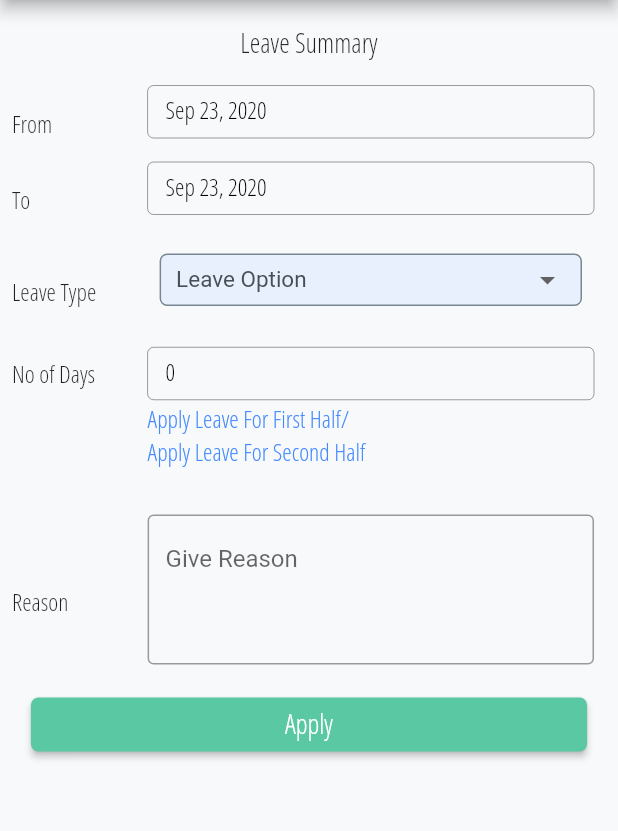
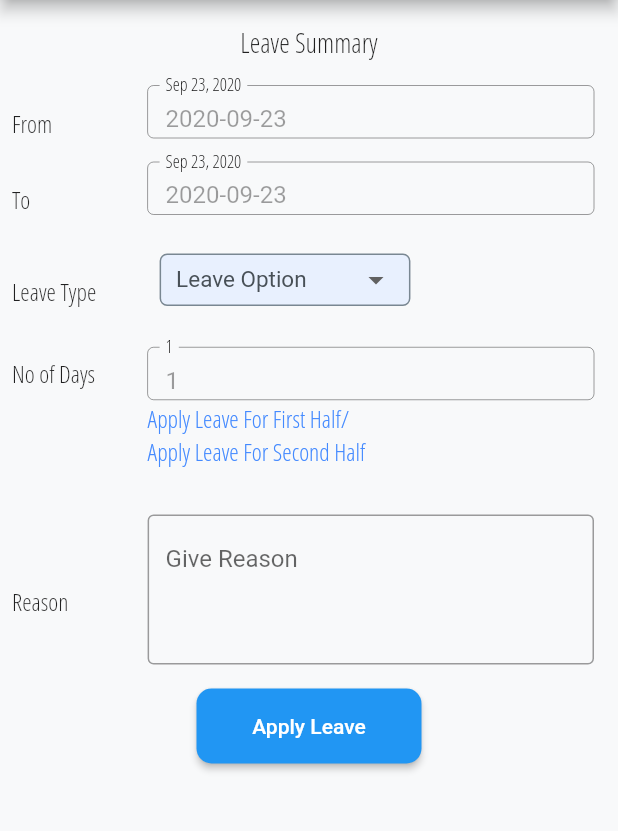
Before and after one commit to flutterexcel/flutter_excellence_hr, a Flutter app: the ApplyLeave screen opened directly, on a phone screen of 412 x 824 dp, the part 84-915 px from its top. Run offline on Flutter 3.47's test engine with Material 2 defaults, Android fonts, the phone set to English and light mode, and no system bars; drawn by our look-alikes of rounded_loading_button; our stand-ins replace bloc, datetime_picker_formfield, dotted_border, equatable, flutter_bloc, flutter_staggered_animations and 5 more; accounts and stored records are empty.

Commit message:
complete integration

```diff
--- a/lib/model/attendance/month_attendance.dart
+++ b/lib/model/attendance/month_attendance.dart
@@ -199,7 +199,7 @@ class Attendance {
   String dayText;
   String inTime;
   String outTime;
-  String totalTime;
+  var totalTime;
   var extraTime;
   String text;
   var adminAlert;
--- /dev/null
+++ b/lib/model/attendance/user_rh.dart
@@ -0,0 +1,70 @@
+class UserRh {
+  int error;
+  List<Data> data;
+
+  UserRh({this.error, this.data});
+
+  UserRh.fromJson(Map<String, dynamic> json) {
+    error = json['error'];
+    if (json['data'] != null) {
+      data = new List<Data>();
+      json['data'].forEach((v) {
+        data.add(new Data.fromJson(v));
+      });
+    }
+  }
+
+  Map<String, dynamic> toJson() {
+    final Map<String, dynamic> data = new Map<String, dynamic>();
+    data['error'] = this.error;
+    if (this.data != null) {
+      data['data'] = this.data.map((v) => v.toJson()).toList();
+    }
+    return data;
+  }
+}
+
+class Data {
+  String id;
+  String name;
+  String date;
+  String type;
+  String typeText;
+  String rawDate;
+  String day;
+  String month;
+
+  Data(
+      {this.id,
+      this.name,
+      this.date,
+      this.type,
+      this.typeText,
+      this.rawDate,
+      this.day,
+      this.month});
+
+  Data.fromJson(Map<String, dynamic> json) {
+    id = json['id'];
+    name = json['name'];
+    date = json['date'];
+    type = json['type'];
+    typeText = json['type_text'];
+    rawDate = json['raw_date'];
+    day = json['day'];
+    month = json['month'];
+  }
+
+  Map<String, dynamic> toJson() {
+    final Map<String, dynamic> data = new Map<String, dynamic>();
+    data['id'] = this.id;
+    data['name'] = this.name;
+    data['date'] = this.date;
+    data['type'] = this.type;
+    data['type_text'] = this.typeText;
+    data['raw_date'] = this.rawDate;
+    data['day'] = this.day;
+    data['month'] = this.month;
+    return data;
+  }
+}
--- a/lib/screens/mydocuments/documents.dart
+++ b/lib/screens/mydocuments/documents.dart
@@ -1,6 +1,6 @@
 import 'package:flutter/material.dart';
 import 'package:flutter_excellence_hr/resources/app_colors.dart';
-import 'package:flutter_excellence_hr/screens/navigate/dropdown_inventory.dart';
+import 'package:flutter_excellence_hr/widgets/apply_leave_widgets/dropdown_rh.dart';
 import 'package:flutter_excellence_hr/screens/navigate/navigate.dart';
 import 'package:flutter_excellence_hr/widgets/appbar.dart';
 import 'package:flutter_excellence_hr/widgets/document_widgets/document_widgets.dart';
--- a/lib/screens/navigate/dropdown_inventory.dart
+++ /dev/null
@@ -1,83 +0,0 @@
-import 'package:flutter/material.dart';
-import 'package:flutter_excellence_hr/resources/app_colors.dart';
-
-class DropDown extends StatefulWidget {
-  @override
-  _DropDownState createState() => _DropDownState();
-}
-
-class _DropDownState extends State<DropDown> {
-  List<ListItem> _dropdownItems = [
-    ListItem(1, "Leave Option"),
-    ListItem(2, "Casual"),
-    ListItem(3, "Sick"),
-    ListItem(4, "RH Compansation")
-
-  ];
-
-  List<DropdownMenuItem<ListItem>> _dropdownMenuItems;
-  ListItem _selectedItem;
-
-  void initState() {
-    super.initState();
-    _dropdownMenuItems = buildDropDownMenuItems(_dropdownItems);
-    _selectedItem = _dropdownMenuItems[0].value;
-  }
-
-  List<DropdownMenuItem<ListItem>> buildDropDownMenuItems(List listItems) {
-    List<DropdownMenuItem<ListItem>> items = List();
-    for (ListItem listItem in listItems) {
-      items.add(
-        DropdownMenuItem(
-          child: Text(listItem.name,style: TextStyle(fontSize:15),),
-          value: listItem,
-        ),
-      );
-    }
-    return items;
-  }
-
-  @override
-  Widget build(BuildContext context) {
-    return Row(
-      crossAxisAlignment: CrossAxisAlignment.center,
-      children: [
-        Expanded(
-          child: Padding(
-            padding: const EdgeInsets.all(8.0),
-            child: Container(
-              height: 35,
-            //  margin: EdgeInsets.fromLTRB(8, 0, 8, 0),
-              width: MediaQuery.of(context).size.width,
-              padding: const EdgeInsets.only(left: 10.0, right: 10.0),
-              decoration: BoxDecoration(
-                  borderRadius: BorderRadius.circular(5.0),
-                  //color: Colors.cyan,
-                  border: Border.all(width: 1, color: AppColors.DARK_GREY),color: AppColors.EDIT_TEXT_COLOR),
-              child: DropdownButtonHideUnderline(
-                child: DropdownButton<ListItem>(
-                  value: _selectedItem,
-                  items: _dropdownMenuItems,
-                  onChanged: (value) {
-                    setState(() {
-                      _selectedItem = value;
-                    });
-                  },
-                  style: TextStyle(
-                      color: AppColors.LIGHTBLACK_COLOR, fontSize: 20),
-                ),
-              ),
-            ),
-          ),
-        ),
-      ],
-    );
-  }
-}
-
-class ListItem {
-  int value;
-  String name;
-  String color;
-  ListItem(this.value, this.name);
-}
--- /dev/null
+++ b/lib/widgets/apply_leave_widgets/dropdown_rh.dart
@@ -0,0 +1,152 @@
+import 'package:flutter/material.dart';
+import 'package:flutter_excellence_hr/model/attendance/user_rh.dart';
+import 'package:flutter_excellence_hr/resources/app_colors.dart';
+import 'package:flutter_excellence_hr/services/attendance/get_user_rh.dart';
+
+class DropDown extends StatefulWidget {
+  final Function(String) onLeaveChange;
+  final Function(String) onRHChange;
+  const DropDown({this.onLeaveChange, this.onRHChange});
+
+  @override
+  _DropDownState createState() => _DropDownState(onLeaveChange: (String leave) {
+        onLeaveChange(leave);
+      }, onRHChange: (String rh) {
+        onRHChange(rh);
+      });
+}
+
+class _DropDownState extends State<DropDown> {
+  final Function(String) onLeaveChange;
+  final Function(String) onRHChange;
+  _DropDownState({this.onLeaveChange, this.onRHChange});
+  List<ListItem> _dropdownItems = [
+    ListItem(1, "Leave Option"),
+    ListItem(2, "Casual"),
+    ListItem(3, "Sick"),
+    ListItem(4, "RH Compansation")
+  ];
+  bool showRH = false;
+  List<DropdownMenuItem<ListItem>> _dropdownMenuItems;
+  ListItem _selectedItem;
+  bool showRh = false;
+  var data;
+  GetUserRh api = GetUserRh();
+
+  void initState() {
+    super.initState();
+    _dropdownMenuItems = buildDropDownMenuItems(_dropdownItems);
+    _selectedItem = _dropdownMenuItems[0].value;
+  }
+
+  List<Data> _data = [];
+  String selectedRH;
+
+  List<DropdownMenuItem<ListItem>> buildDropDownMenuItems(List listItems) {
+    List<DropdownMenuItem<ListItem>> items = List();
+    for (ListItem listItem in listItems) {
+      items.add(
+        DropdownMenuItem(
+          child: Text(
+            listItem.name,
+            style: TextStyle(fontSize: 15),
+          ),
+          value: listItem,
+        ),
+      );
+    }
+    return items;
+  }
+
+  @override
+  Widget build(BuildContext context) {
+    return Row(
+      crossAxisAlignment: CrossAxisAlignment.center,
+      children: [
+        Container(
+          child: Padding(
+            padding: const EdgeInsets.all(8.0),
+            child: Container(
+              height: 35,
+              padding: const EdgeInsets.only(left: 10.0, right: 10.0),
+              decoration: BoxDecoration(
+                  borderRadius: BorderRadius.circular(5.0),
+                  //color: Colors.cyan,
+                  border: Border.all(width: 1, color: AppColors.DARK_GREY),
+                  color: AppColors.EDIT_TEXT_COLOR),
+              child: DropdownButtonHideUnderline(
+                child: DropdownButton<ListItem>(
+                  value: _selectedItem,
+                  items: _dropdownMenuItems,
+                  onChanged: (value) async {
+                    if (value.name == 'RH Compansation') {
+                      showRh = true;
+                      var today = DateTime.now();
+                      await api
+                          .getRh(today.year.toString())
+                          .then((value) => _data = value.data);
+                    }
+                    setState(() {
+                      _selectedItem = value;
+                      onLeaveChange(value.name);
+                      showRh = false;
+                      if (value.name == 'RH Compansation') {
+                        showRh = true;
+                      }
+                    });
+                  },
+                  style: TextStyle(
+                      color: AppColors.LIGHTBLACK_COLOR, fontSize: 20),
+                ),
+              ),
+            ),
+          ),
+        ),
+        if (showRh) ...{
+          Container(
+            child: Padding(
+              padding: const EdgeInsets.all(8.0),
+              child: Container(
+                height: 35,
+                padding: const EdgeInsets.only(left: 10.0, right: 10.0),
+                decoration: BoxDecoration(
+                    borderRadius: BorderRadius.circular(5.0),
+                    //color: Colors.cyan,
+                    border: Border.all(width: 1, color: AppColors.DARK_GREY),
+                    color: AppColors.EDIT_TEXT_COLOR),
+                child: DropdownButtonHideUnderline(
+                  child: new DropdownButton<String>(
+                    hint: new Text("Select RH"),
+                    value: selectedRH,
+                    isDense: true,
+                    onChanged: (String newValue) {
+                      setState(() {
+                        selectedRH = newValue;
+                      });
+
+                      onRHChange(selectedRH);
+                    },
+                    items: _data.map((Data map) {
+                      return new DropdownMenuItem<String>(
+                        value: map.rawDate,
+                        child: new Text(map.name,
+                            style: new TextStyle(color: Colors.black)),
+                      );
+                    }).toList(),
+                  ),
+                ),
+              ),
+            ),
+          ),
+        }
+      ],
+    );
+  }
+}
+
+class ListItem {
+  int value;
+  String name;
+  String color;
+  ListItem(this.value, this.name);
+}
--- a/lib/widgets/apply_leave_widgets/leave_summary.dart
+++ b/lib/widgets/apply_leave_widgets/leave_summary.dart
@@ -1,8 +1,10 @@
 import 'dart:async';
 import 'package:flutter/material.dart';
 import 'package:flutter_excellence_hr/resources/app_colors.dart';
-import 'package:flutter_excellence_hr/screens/navigate/dropdown_inventory.dart';
+import 'package:flutter_excellence_hr/services/attendance/apply_leave.dart';
+import 'package:flutter_excellence_hr/widgets/apply_leave_widgets/dropdown_rh.dart';
 import 'package:intl/intl.dart';
+import 'package:rounded_loading_button/rounded_loading_button.dart';
 
 class LeaveCalendar extends StatefulWidget {
   @override
@@ -16,15 +18,29 @@ class _LeaveCalendarState extends State<LeaveCalendar> {
   final to = TextEditingController();
   final noOfDay = TextEditingController();
   final reason = TextEditingController();
+  String leaveType, rhdate;
+  ApplyLeave api = ApplyLeave();
+  Future _doApply({String leavetype, String rhdate = ''}) async {
+    await api.applyLeave(
+        fromDate: from.text,
+        toDate: to.text,
+        noOfDays: noOfDay.text,
+        reason: reason.text,
+        leaveType: leavetype,
+        rhDates: [rhdate]);
+  }
 
+  final RoundedLoadingButtonController _btnController =
+      new RoundedLoadingButtonController();
+  DropDown dropdown;
   Future<Null> _selectedDate(BuildContext context) async {
+    var today = DateTime.now();
     final DateTime _selDate = await showDatePicker(
         context: context,
         initialDate: _currentDate,
-        firstDate: DateTime(2019),
-        lastDate: DateTime(2025),
+        firstDate: DateTime(today.year - 1),
+        lastDate: DateTime(today.year + 1),
         builder: (context, child) {
-
           return SingleChildScrollView(child: child);
         });
 
@@ -37,11 +53,12 @@ class _LeaveCalendarState extends State<LeaveCalendar> {
   }
 
   Future<Null> _secondDate(BuildContext context) async {
+    var today = DateTime.now();
     final DateTime _selDate = await showDatePicker(
         context: context,
         initialDate: _currentDate,
         firstDate: _currentDate,
-        lastDate: DateTime(2025),
+        lastDate: DateTime(today.year + 1),
         builder: (context, child) {
           return SingleChildScrollView(child: child);
         });
@@ -54,9 +71,11 @@ class _LeaveCalendarState extends State<LeaveCalendar> {
 
   @override
   Widget build(BuildContext context) {
-    String _formattedDate = DateFormat.yMMMd().format(_currentDate);
-    String _toDate = DateFormat.yMMMd().format(_lastDate);
-    int difference = _lastDate.difference(_currentDate).inDays;
+    var _formattedDate = DateFormat.yMMMd().format(_currentDate);
+    var _toDate = DateFormat.yMMMd().format(_lastDate);
+
+    int difference = _lastDate.difference(_currentDate).inDays + 1;
+
     return Column(
       children: [
         Row(
@@ -83,6 +102,7 @@ class _LeaveCalendarState extends State<LeaveCalendar> {
               flex: 4,
               child: InkWell(
                 onTap: () {
+                  _btnController.reset();
                   _selectedDate(context);
                 },
                 child: Container(
@@ -90,7 +110,10 @@ class _LeaveCalendarState extends State<LeaveCalendar> {
                   height: 35,
                   child: TextFormField(
                     enabled: false,
-                    controller: from,
+                    controller: from
+                      ..text = DateFormat("yyyy-MM-dd")
+                          .format(_currentDate)
+                          .toString(),
                     decoration: InputDecoration(
                         border: OutlineInputBorder(),
                         labelText: "$_formattedDate",
@@ -117,6 +140,7 @@ class _LeaveCalendarState extends State<LeaveCalendar> {
               flex: 4,
               child: InkWell(
                 onTap: () {
+                  _btnController.reset();
                   _secondDate(context);
                 },
                 child: Container(
@@ -124,7 +148,9 @@ class _LeaveCalendarState extends State<LeaveCalendar> {
                   height: 35,
                   child: TextFormField(
                     enabled: false,
-                    controller: to,
+                    controller: to
+                      ..text =
+                          DateFormat("yyyy-MM-dd").format(_lastDate).toString(),
                     decoration: InputDecoration(
                         border: OutlineInputBorder(),
                         labelText: "$_toDate",
@@ -152,7 +178,14 @@ class _LeaveCalendarState extends State<LeaveCalendar> {
               child: Container(
                 margin: EdgeInsets.fromLTRB(16, 0, 16, 16),
                 height: 55,
-                child: DropDown(),
+                child: DropDown(
+                  onLeaveChange: (String leave) {
+                    leaveType = leave;
+                  },
+                  onRHChange: (String rh) {
+                    rhdate = rh;
+                  },
+                ),
               ),
             ),
           ],
@@ -173,7 +206,7 @@ class _LeaveCalendarState extends State<LeaveCalendar> {
                 height: 35,
                 child: TextFormField(
                   enabled: false,
-                  controller: noOfDay,
+                  controller: noOfDay..text = "$difference",
                   decoration: InputDecoration(
                       border: OutlineInputBorder(),
                       labelText: "$difference",
@@ -271,15 +304,16 @@ class _LeaveCalendarState extends State<LeaveCalendar> {
         ),
         SizedBox(
           width: MediaQuery.of(context).size.width * .9,
-          child: RaisedButton(
-            color: AppColors.GREEN_COLOR,
-            onPressed: () {},
-            child: const Text('Apply',
-                style: TextStyle(
-                    color: Colors.white, fontSize: 18, fontFamily: 'OpenSans')),
-            shape: RoundedRectangleBorder(
-              borderRadius: BorderRadius.circular(5.0),
-            ),
+          child: RoundedLoadingButton(
+            color: AppColors.BLUE_COLOR,
+            width: 150,
+            borderRadius: 10,
+            controller: _btnController,
+            onPressed: () async {
+              await _doApply(leavetype: leaveType, rhdate: rhdate)
+                  .then((value) => _btnController.success());
+            },
+            child: Text('Apply Leave', style: TextStyle(color: Colors.white)),
           ),
         ),
       ],
```
Also changed, not shown: lib/services/attendance/apply_leave.dart (added, +39 -0 lines), lib/services/attendance/get_user_rh.dart (added, +28 -0 lines).
